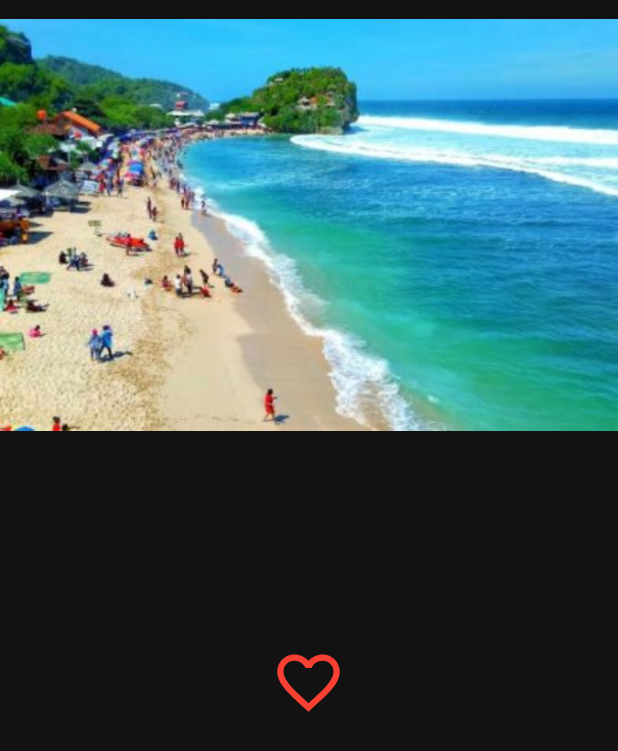
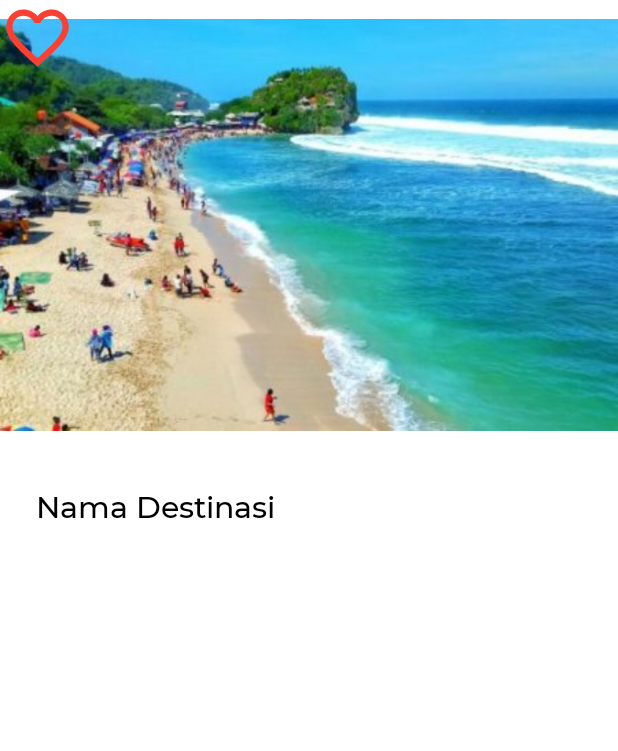
Before and after one commit to nngarfdn/Stroll, an Android app: the DetailActivity screen opened directly, with no data from a screen before it, on a phone screen of 412 x 824 dp. Shown: the top 751 px of the screen. Run offline under Robolectric (Android 15) with nearby library versions, the phone set to English and light mode, and no system bars; our stand-ins replace Picasso; pictures from the network do not load; 5 statements that could not run were skipped.

Commit message:
ganti tema dari dark ke light

```diff
--- a/app/src/main/java/com/example/stroll/ui/kuis/SoalDestinasi.java
+++ b/app/src/main/java/com/example/stroll/ui/kuis/SoalDestinasi.java
@@ -7,8 +7,6 @@ public class SoalDestinasi {
             "Dimana tempat main yang asik bareng temen?",
             "Dimana wisata edukasi kesukaanmu?",
             "Dimana tempat indoor yang kamu banget?"
-
-
     };
 
 
--- a/app/src/main/java/com/example/stroll/ui/semuadestinasi/SemuaDestinasiFragment.java
+++ b/app/src/main/java/com/example/stroll/ui/semuadestinasi/SemuaDestinasiFragment.java
@@ -137,7 +137,6 @@ public class SemuaDestinasiFragment extends Fragment {
             showRecyclerList();
         });
 
-
         rvSemuaDestinasi = view.findViewById(R.id.rvSemuaDestinasi);
         list.clear();
         list.addAll(DataPantai.getListDataPantai());
--- a/app/src/main/res/layout/activity_detail.xml
+++ b/app/src/main/res/layout/activity_detail.xml
@@ -1,5 +1,5 @@
 <?xml version="1.0" encoding="utf-8"?>
-<LinearLayout xmlns:android="http://schemas.android.com/apk/res/android"
+<androidx.constraintlayout.widget.ConstraintLayout xmlns:android="http://schemas.android.com/apk/res/android"
     xmlns:app="http://schemas.android.com/apk/res-auto"
     xmlns:tools="http://schemas.android.com/tools"
     android:layout_width="match_parent"
@@ -10,26 +10,38 @@
     <ImageView
         android:id="@+id/imgDetailDestinasi"
         android:layout_width="wrap_content"
+        android:layout_height="wrap_content"
         android:src="@drawable/pi"
-        android:layout_height="wrap_content"/>
+        app:layout_constraintEnd_toEndOf="parent"
+        app:layout_constraintStart_toStartOf="parent"
+        app:layout_constraintTop_toTopOf="parent" />
 
     <TextView
         android:id="@+id/txtNamaDestinasiDetail"
         android:layout_width="wrap_content"
-        android:layout_marginTop="16dp"
-        android:layout_height="wrap_content"/>
+        android:layout_height="wrap_content"
+        android:layout_marginStart="24dp"
+        android:layout_marginTop="24dp"
+        android:fontFamily="@font/mont_medium"
+        android:text="Nama Destinasi"
+        android:textColor="@android:color/black"
+        android:textSize="20sp"
+        app:layout_constraintStart_toStartOf="parent"
+        app:layout_constraintTop_toBottomOf="@+id/imgDetailDestinasi" />
 
     <TextView
         android:id="@+id/txtDeskripsiDestinasiDetail"
         android:layout_width="wrap_content"
         android:layout_marginTop="16dp"
-        android:layout_height="wrap_content"/>
+        android:layout_height="wrap_content"
+        tools:ignore="MissingConstraints" />
 
     <TextView
         android:id="@+id/txtAlamatDestinasiDetail"
         android:layout_width="wrap_content"
         android:layout_marginTop="16dp"
-        android:layout_height="wrap_content"/>
+        android:layout_height="wrap_content"
+        tools:ignore="MissingConstraints" />
 
     <ImageView
         android:id="@+id/favorite"
@@ -37,6 +49,7 @@
         android:layout_height="50dp"
         android:layout_gravity="center"
         android:src="@drawable/ic_baseline_favorite_border_24"
-        android:layout_marginTop="24dp"/>
+        android:layout_marginTop="24dp"
+        tools:ignore="MissingConstraints" />
 
-</LinearLayout>
+</androidx.constraintlayout.widget.ConstraintLayout>
--- a/app/src/main/res/layout/fragment_semua_destinasi.xml
+++ b/app/src/main/res/layout/fragment_semua_destinasi.xml
@@ -79,7 +79,7 @@
     <androidx.recyclerview.widget.RecyclerView
         android:id="@+id/rvSemuaDestinasi"
         android:layout_width="match_parent"
-        android:layout_height="530dp"
+        android:layout_height="550dp"
         app:layout_constraintEnd_toEndOf="parent"
         app:layout_constraintStart_toStartOf="parent"
         app:layout_constraintTop_toBottomOf="@id/scrollView"
--- a/app/src/main/res/layout/layout_kuis.xml
+++ b/app/src/main/res/layout/layout_kuis.xml
@@ -38,6 +38,7 @@
         android:layout_marginTop="-5dp"
         android:layout_marginBottom="40dp"
         android:gravity="center"
+        android:textColor="@android:color/white"
         android:padding="8dp"
         android:text="Dimana tempat main yang asik bareng temen ?"
         android:textAlignment="center"
--- a/app/src/main/res/values/themes.xml
+++ b/app/src/main/res/values/themes.xml
@@ -14,7 +14,7 @@
         <!-- Customize your theme here. -->
     </style>
 
-    <style name="AppTheme" parent="Theme.MaterialComponents.NoActionBar">
+    <style name="AppTheme" parent="Theme.MaterialComponents.Light.NoActionBar">
         <!-- Customize your theme here. -->
         <item name="colorPrimary">@color/colorPrimary</item>
         <item name="colorPrimaryDark">@color/colorPrimaryDark</item>
```
Also changed, not shown: app/src/main/java/com/example/stroll/ui/saran/SaranFragment.java (line endings or trailing spaces).
